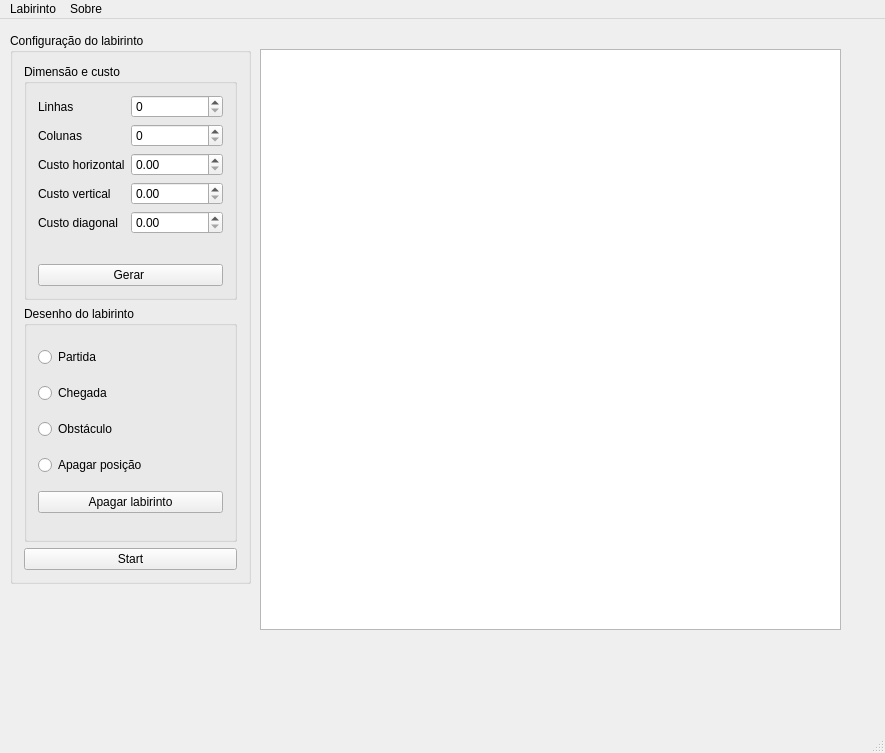
First picture: the form in src/mainwindow.ui, repository carvalhojldc/labyrinth, before the edit.
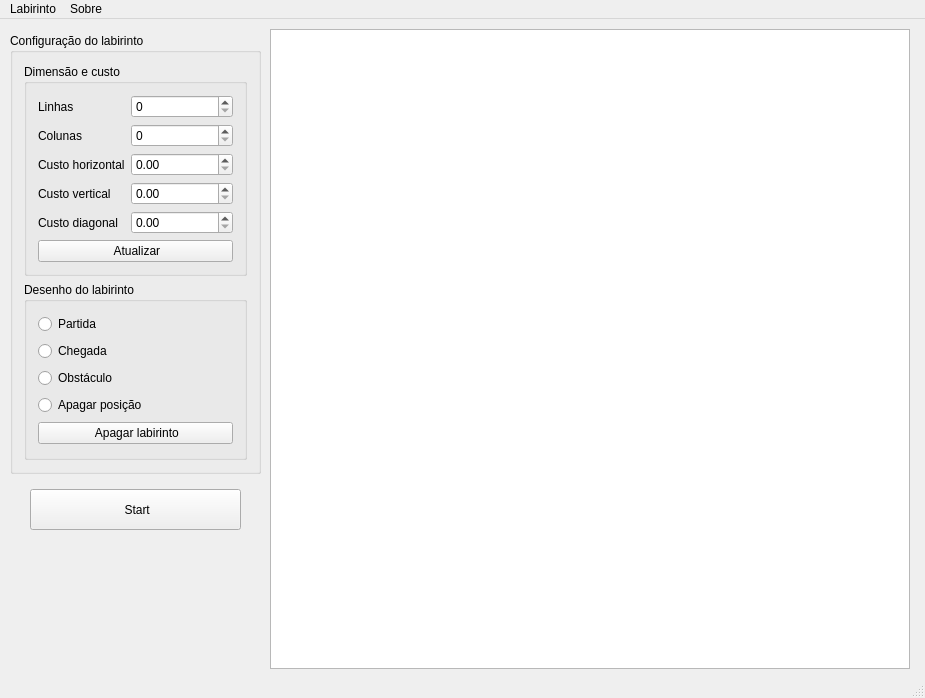
Second picture: the form after the edit.

Diff of the .ui file:
```diff
--- a/src/mainwindow.ui
+++ b/src/mainwindow.ui
@@ -6,8 +6,8 @@
    <rect>
     <x>0</x>
     <y>0</y>
-    <width>885</width>
-    <height>753</height>
+    <width>925</width>
+    <height>698</height>
    </rect>
   </property>
   <property name="windowTitle">
@@ -22,15 +22,15 @@
      <rect>
       <x>10</x>
       <y>14</y>
-      <width>241</width>
-      <height>551</height>
+      <width>251</width>
+      <height>441</height>
      </rect>
     </property>
     <property name="title">
      <string>Configuração do labirinto</string>
     </property>
-    <layout class="QVBoxLayout" name="verticalLayout">
-     <item>
+    <layout class="QGridLayout" name="gridLayout_3">
+     <item row="0" column="0">
       <widget class="QGroupBox" name="groupBox_2">
        <property name="title">
         <string>Dimensão e custo</string>
@@ -97,14 +97,14 @@
         <item>
          <widget class="QPushButton" name="pushButton">
           <property name="text">
-           <string>Gerar </string>
+           <string> Atualizar</string>
           </property>
          </widget>
         </item>
        </layout>
       </widget>
      </item>
-     <item>
+     <item row="1" column="0">
       <widget class="QGroupBox" name="gb_drawing">
        <property name="enabled">
         <bool>true</bool>
@@ -112,74 +112,71 @@
        <property name="title">
         <string>Desenho do labirinto</string>
        </property>
-       <layout class="QVBoxLayout" name="verticalLayout_2">
-        <item>
+       <layout class="QGridLayout" name="gridLayout_2">
+        <item row="0" column="0">
          <widget class="QRadioButton" name="rb_start">
           <property name="text">
            <string>Partida</string>
           </property>
          </widget>
         </item>
-        <item>
-         <widget class="QRadioButton" name="rb_end">
-          <property name="text">
-           <string>Chegada</string>
-          </property>
-         </widget>
-        </item>
-        <item>
+        <item row="2" column="0">
          <widget class="QRadioButton" name="rb_wall">
           <property name="text">
            <string>Obstáculo</string>
           </property>
          </widget>
         </item>
-        <item>
+        <item row="1" column="0">
+         <widget class="QRadioButton" name="rb_end">
+          <property name="text">
+           <string>Chegada</string>
+          </property>
+         </widget>
+        </item>
+        <item row="3" column="0">
          <widget class="QRadioButton" name="rb_clearCell">
           <property name="text">
            <string>Apagar posição</string>
           </property>
          </widget>
         </item>
-        <item>
+        <item row="4" column="0">
          <widget class="QPushButton" name="pb_clearBoard">
           <property name="text">
-           <string>Apagar labirinto</string>
+           <string> Apagar labirinto</string>
           </property>
          </widget>
         </item>
        </layout>
       </widget>
      </item>
-     <item>
-      <widget class="QPushButton" name="pb_start">
-       <property name="enabled">
-        <bool>true</bool>
-       </property>
-       <property name="text">
-        <string>Start</string>
-       </property>
-      </widget>
-     </item>
     </layout>
    </widget>
    <widget class="QTableWidget" name="board">
     <property name="geometry">
      <rect>
-      <x>260</x>
-      <y>30</y>
-      <width>581</width>
-      <height>581</height>
+      <x>270</x>
+      <y>10</y>
+      <width>640</width>
+      <height>640</height>
      </rect>
     </property>
-    <property name="selectionMode">
-     <enum>QAbstractItemView::NoSelection</enum>
-    </property>
-    <property name="showGrid">
+   </widget>
+   <widget class="QPushButton" name="pb_start">
+    <property name="enabled">
      <bool>true</bool>
     </property>
-    <property name="gridStyle">
-     <enum>Qt::DashDotDotLine</enum>
+    <property name="geometry">
+     <rect>
+      <x>30</x>
+      <y>470</y>
+      <width>211</width>
+      <height>41</height>
+     </rect>
+    </property>
+    <property name="text">
+     <string> Start</string>
     </property>
    </widget>
   </widget>
@@ -188,8 +185,8 @@
     <rect>
      <x>0</x>
      <y>0</y>
-     <width>885</width>
-     <height>22</height>
+     <width>925</width>
+     <height>20</height>
     </rect>
    </property>
    <widget class="QMenu" name="menuAbout">
```
Left out of the diff: 64 changed lines with no effect on the pictures.
